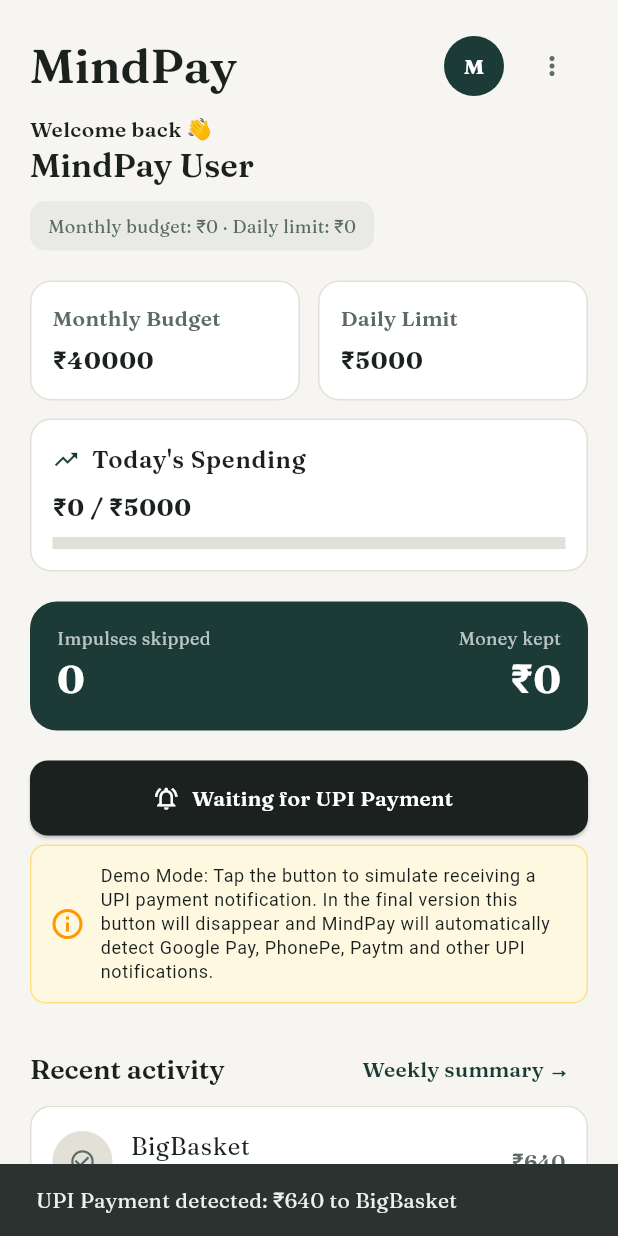
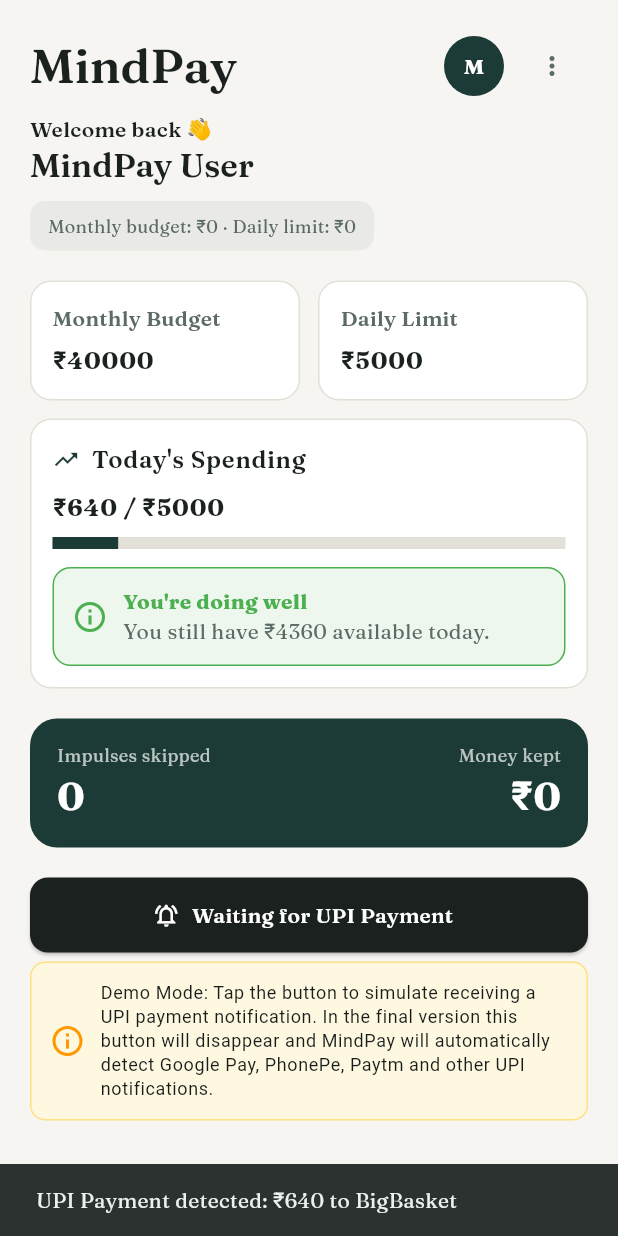
Before and after one commit to anjana30sasi-lgtm/MindPay, a Flutter app: the HomeScreen screen opened directly, after a tap on "Waiting for UPI Payment", on a phone screen of 412 x 824 dp. Run offline on Flutter 3.47's test engine with Material 3 defaults, Android fonts, the light colour scheme and no system bars; our stand-ins replace cloud_firestore, firebase_auth, firebase_core, flutter_local_notifications, google_fonts, shared_preferences; accounts and stored records are empty.

Commit message:
Update project

```diff
--- a/frontend/lib/screens/home_screen.dart
+++ b/frontend/lib/screens/home_screen.dart
@@ -215,7 +215,11 @@ class _HomeScreenState extends State<HomeScreen> {
            setState(() {
   _log.insert(0, tx);
   _history.add(tx);
-              if (!continued) {
+
+  // Add to today's spending only if payment continued
+  if (continued) {
+    _todaySpent += tx.amount;
+  } else {
     _skippedCount++;
     _skippedAmount += tx.amount;
   }
@@ -234,6 +238,8 @@ class _HomeScreenState extends State<HomeScreen> {
       setState(() {
   _log.insert(0, tx);
   _history.add(tx);
+
+  _todaySpent += tx.amount;
 });
       ScaffoldMessenger.of(context).showSnackBar(
         SnackBar(
@@ -408,6 +414,65 @@ class _HomeScreenState extends State<HomeScreen> {
                       backgroundColor: MindColors.divider,
                       color: MindColors.forest,
                       minHeight: 8,
+                    ),
+                    const SizedBox(height: 12),
+
+Builder(
+  builder: (context) {
+    final dailyLimit = (_dailyLimit > 0 ? _dailyLimit : 5000);
+    final percent = _todaySpent / dailyLimit;
+
+    String title;
+    String message;
+    Color color;
+
+    if (percent < 0.7) {
+      title = "You're doing well";
+      message =
+          "You still have ₹${(dailyLimit - _todaySpent).toStringAsFixed(0)} available today.";
+      color = Colors.green;
+    } else if (percent < 1.0) {
+      title = "Be careful";
+      message =
+          "You've already used ${(percent * 100).toStringAsFixed(0)}% of today's budget.";
+      color = Colors.orange;
+    } else {
+      title = "Daily limit exceeded";
+      message =
+          "You've spent ₹${(_todaySpent - dailyLimit).toStringAsFixed(0)} more than today's budget.";
+      color = Colors.red;
+    }
+
+    return Container(
+      padding: const EdgeInsets.all(12),
+      decoration: BoxDecoration(
+        color: color.withOpacity(0.1),
+        borderRadius: BorderRadius.circular(12),
+        border: Border.all(color: color),
+      ),
+      child: Row(
+        children: [
+          Icon(Icons.info_outline, color: color),
+          const SizedBox(width: 10),
+          Expanded(
+            child: Column(
+              crossAxisAlignment: CrossAxisAlignment.start,
+              children: [
+                Text(
+                  title,
+                  style: TextStyle(
+                    color: color,
+                    fontWeight: FontWeight.bold,
+                  ),
+                ),
+                Text(message),
+              ],
+            ),
+          ),
+        ],
+      ),
+    );
+  },
 ),
                   ],
                 ),
--- a/frontend/pubspec.yaml
+++ b/frontend/pubspec.yaml
@@ -14,6 +14,7 @@ dependencies:
   google_fonts: ^6.2.1
   shared_preferences: ^2.2.3
 
+  flutter_local_notifications: ^19.4.0
   firebase_core: ^3.15.2
   firebase_auth: ^5.6.2
   cloud_firestore: ^5.6.11
```
Also changed, not shown: frontend/lib/services/notification_listener_service.dart (+4 -4 lines), frontend/lib/services/notification_parser.dart (+5 -7 lines), frontend/lib/services/transaction_processor.dart (+16 -14 lines), frontend/pubspec.lock, 1 other file. Lines whose indentation alone changed are shown as unchanged.
